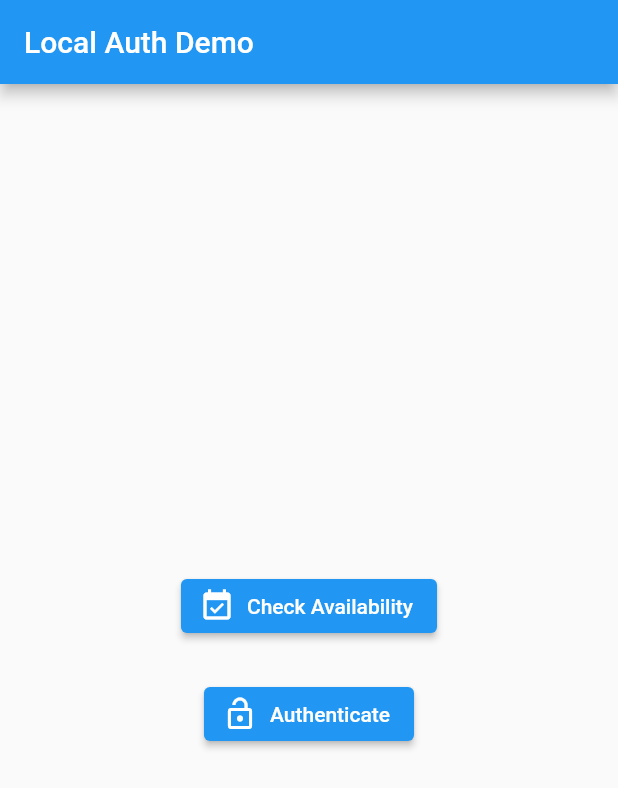
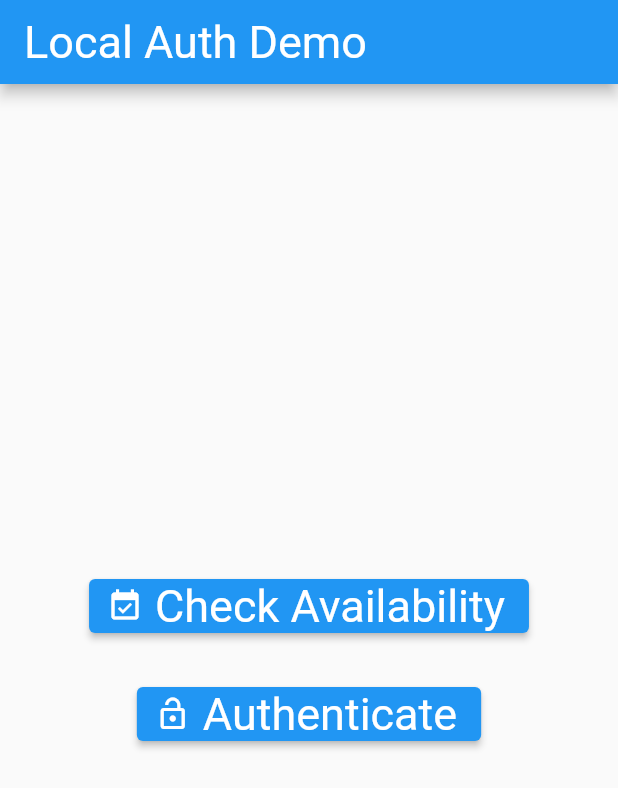
Before and after one commit to MuhammadBilalAkbar/local_auth_package_flutter, a Flutter app: the screen it shows after launch, after a tap on "Authenticate", on a phone screen of 412 x 824 dp. Shown: the top 788 px of the screen. Run offline on Flutter 3.47's test engine with Material 2 defaults, Android fonts, the light colour scheme and no system bars; our stand-ins replace local_auth; missing offline and left inert: local_auth_android, local_auth_ios.

Commit message:
Initial commit

```diff
--- a/lib/local_auth_api.dart
+++ b/lib/local_auth_api.dart
@@ -39,11 +39,12 @@ class LocalAuthApi {
     if (!isAvailable) return false;
     try {
       return await auth.authenticate(
-        localizedReason: '',
+        localizedReason: 'Scan fingerprint to authenticate',
         authMessages: const [
           AndroidAuthMessages(
             signInTitle: 'Scan fingerprint to authenticate',
             cancelButton: 'No thanks',
+            biometricSuccess: 'Success'
           ),
           IOSAuthMessages(
             localizedFallbackTitle: 'Scan fingerprint to authenticate',
--- a/lib/main.dart
+++ b/lib/main.dart
@@ -1,6 +1,6 @@
 import 'package:flutter/material.dart';
 
-import 'home_page.dart';
+import 'pages/home_page.dart';
 
 void main() => runApp(const MyApp());
 
@@ -15,6 +15,17 @@ class MyApp extends StatelessWidget {
         debugShowCheckedModeBanner: false,
         theme: ThemeData(
           primarySwatch: Colors.blue,
+          textTheme: const TextTheme(
+            bodyMedium: TextStyle(fontSize: 30),
+          ),
+          appBarTheme: const AppBarTheme(
+            titleTextStyle: TextStyle(fontSize: 30),
+          ),
+          elevatedButtonTheme: ElevatedButtonThemeData(
+            style: ElevatedButton.styleFrom(
+              textStyle: const TextStyle(fontSize: 30),
+            ),
+          ),
         ),
         home: const HomePage(title: title),
       );
--- a/lib/authenticated_page.dart
+++ b/lib/pages/authenticated_page.dart
@@ -7,6 +7,9 @@ class AuthenticatedPage extends StatelessWidget {
   Widget build(BuildContext context) {
     return Scaffold(
       appBar: AppBar(title: const Text('New Page')),
+      body: const Center(
+        child: Text('Authentication Successful'),
+      ),
     );
   }
 }
```
Also changed, not shown: lib/pages/home_page.dart (renamed from lib/home_page.dart).
